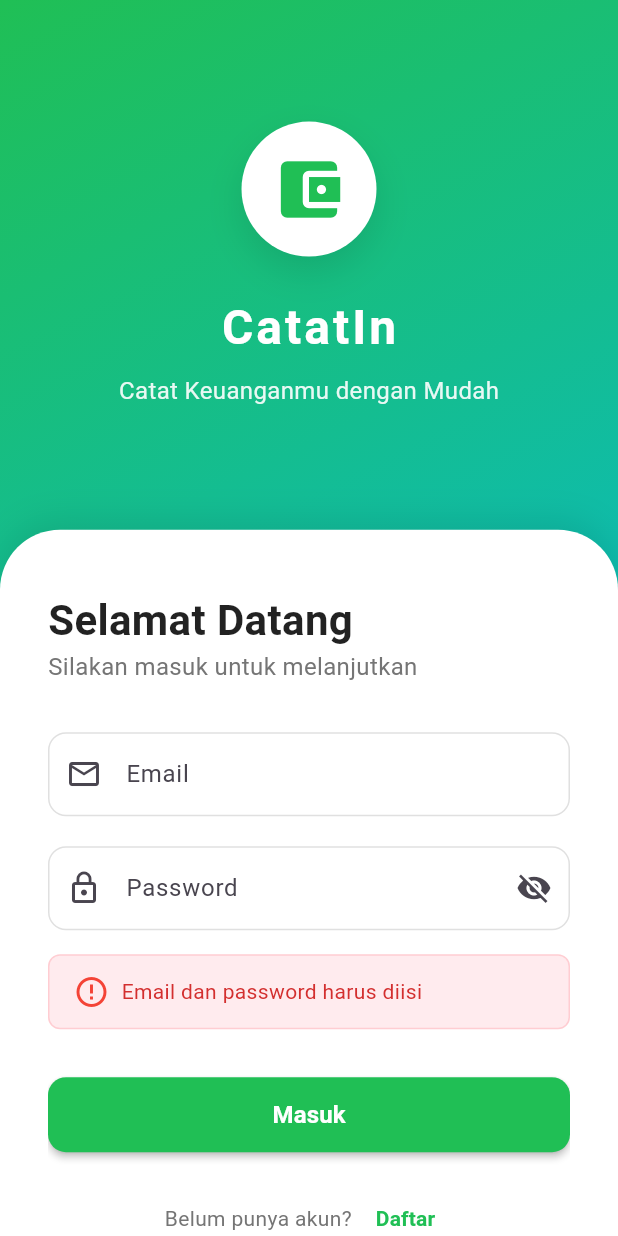
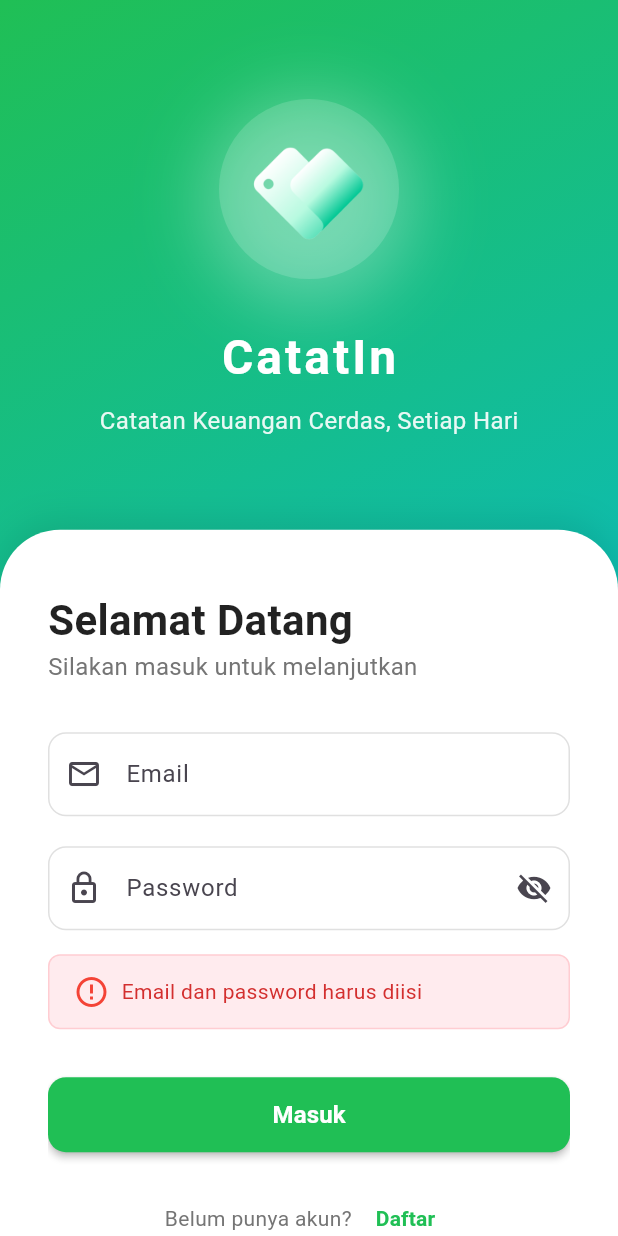
Before and after one commit to danangjune/catatin_app, a Flutter app: the screen it shows after launch, after a tap on "Masuk", on a phone screen of 412 x 824 dp. Run offline on Flutter 3.47's test engine with Material 3 defaults, Android fonts, the phone set to English and light mode, and no system bars; our stand-ins replace cached_network_image, fl_chart, google_fonts, lottie, shared_preferences; accounts and stored records are empty; network calls fail.

Commit message:
CatatIn v.1.2.3 | Update Logo

```diff
--- a/lib/screens/dashboard_screen.dart
+++ b/lib/screens/dashboard_screen.dart
@@ -389,24 +389,13 @@ class _DashboardScreenState extends State<DashboardScreen> {
             ),
           ),
         ),
-        leading: Container(
-          margin: EdgeInsets.all(8),
-          decoration: BoxDecoration(
-            color: Colors.white.withOpacity(0.2),
-            borderRadius: BorderRadius.circular(12),
-            border: Border.all(color: Colors.white.withOpacity(0.1), width: 1),
-            boxShadow: [
-              BoxShadow(
-                color: Colors.black.withOpacity(0.1),
-                blurRadius: 8,
-                offset: Offset(0, 2),
-              ),
-            ],
-          ),
-          child: Icon(
-            Icons.account_balance_wallet_rounded,
-            color: Colors.white,
-            size: 20,
+        leading: Padding(
+          padding: const EdgeInsets.only(left: 12, top: 8, bottom: 8),
+          child: Image.asset(
+            'assets/images/catatin logo.png',
+            width: 32, // Lebih besar biar seimbang dengan teks
+            height: 32,
+            fit: BoxFit.contain,
           ),
         ),
         title: Column(
--- a/lib/screens/login_screen.dart
+++ b/lib/screens/login_screen.dart
@@ -55,24 +55,38 @@ class _LoginScreenState extends State<LoginScreen> {
                   child: Column(
                     mainAxisAlignment: MainAxisAlignment.center,
                     children: [
+                      Stack(
+                        alignment: Alignment.center,
+                        children: [
+                          // Lingkaran glow semi-transparan
                           Container(
-                        padding: EdgeInsets.all(20),
+                            width: 120,
+                            height: 120,
                             decoration: BoxDecoration(
-                          color: Colors.white,
                               shape: BoxShape.circle,
+                              color: Colors.white.withOpacity(
+                                0.15,
+                              ), // Halus dan nyatu
                               boxShadow: [
                                 BoxShadow(
-                              color: Colors.black.withOpacity(0.1),
-                              blurRadius: 20,
-                              offset: Offset(0, 10),
+                                  color: Colors.white.withOpacity(0.3),
+                                  blurRadius: 40,
+                                  spreadRadius: 10,
+                                  offset: Offset(0, 8),
                                 ),
                               ],
                             ),
-                        child: Icon(
-                          Icons.account_balance_wallet,
-                          size: 50,
-                          color: Color(0xFF20BF55),
                           ),
+                          // Logo PNG
+                          Container(
+                            padding: EdgeInsets.all(20),
+                            child: Image.asset(
+                              'assets/images/catatin logo.png',
+                              width: 90,
+                              height: 90,
+                            ),
+                          ),
+                        ],
                       ),
                       SizedBox(height: 24),
                       Text(
@@ -86,7 +100,7 @@ class _LoginScreenState extends State<LoginScreen> {
                       ),
                       SizedBox(height: 8),
                       Text(
-                        'Catat Keuanganmu dengan Mudah',
+                        'Catatan Keuangan Cerdas, Setiap Hari',
                         style: TextStyle(
                           color: Colors.white.withOpacity(0.9),
                           fontSize: 16,
--- a/lib/screens/splash_screen.dart
+++ b/lib/screens/splash_screen.dart
@@ -28,10 +28,10 @@ class _SplashScreenState extends State<SplashScreen>
       vsync: this,
     );
 
-    _fadeAnimation = Tween<double>(
-      begin: 0.0,
-      end: 1.0,
-    ).animate(CurvedAnimation(parent: _controller, curve: Curves.easeInOut));
+    _fadeAnimation = CurvedAnimation(
+      parent: _controller,
+      curve: Curves.easeInOut,
+    );
 
     _slideAnimation = Tween<double>(
       begin: 50.0,
@@ -75,7 +75,7 @@ class _SplashScreenState extends State<SplashScreen>
         child: SafeArea(
           child: Stack(
             children: [
-              // Animated Background Circles
+              // Background Circles
               Positioned(
                 top: -100,
                 right: -100,
@@ -124,23 +124,50 @@ class _SplashScreenState extends State<SplashScreen>
                   builder: (context, child) {
                     return Transform.translate(
                       offset: Offset(0, _slideAnimation.value),
+                      child: Transform.scale(
+                        scale: 0.95 + (_fadeAnimation.value * 0.05),
                         child: Opacity(
                           opacity: _fadeAnimation.value,
                           child: Column(
                             mainAxisAlignment: MainAxisAlignment.center,
                             children: [
-                            // Logo Container
+                              // LOGO + GLOW + AURA
+                              Stack(
+                                alignment: Alignment.center,
+                                children: [
+                                  Container(
+                                    width: 180,
+                                    height: 180,
+                                    decoration: BoxDecoration(
+                                      shape: BoxShape.circle,
+                                      color: Colors.white.withOpacity(0.06),
+                                    ),
+                                  ),
                                   Container(
                                     padding: EdgeInsets.all(10),
+                                    decoration: BoxDecoration(
+                                      shape: BoxShape.circle,
+                                      boxShadow: [
+                                        BoxShadow(
+                                          color: Colors.white.withOpacity(0.25),
+                                          blurRadius: 25,
+                                          spreadRadius: 3,
+                                          offset: Offset(0, 10),
+                                        ),
+                                      ],
+                                    ),
                                     child: Lottie.asset(
                                       'assets/animations/wallet.json',
                                       width: 200,
                                       height: 200,
                                     ),
                                   ),
+                                ],
+                              ),
+
                               SizedBox(height: 10),
 
-                            // App Name with Custom Font
+                              // APP NAME
                               Text(
                                 'CatatIn',
                                 style: GoogleFonts.poppins(
@@ -152,7 +179,7 @@ class _SplashScreenState extends State<SplashScreen>
                               ),
                               SizedBox(height: 16),
 
-                            // Tagline with Glass Effect
+                              // TAGLINE
                               ClipRRect(
                                 borderRadius: BorderRadius.circular(20),
                                 child: BackdropFilter(
@@ -173,7 +200,7 @@ class _SplashScreenState extends State<SplashScreen>
                                       ),
                                     ),
                                     child: Text(
-                                    'Catat Keuanganmu dengan Mudah',
+                                      'Catatan Keuangan Cerdas, Setiap Hari',
                                       style: GoogleFonts.poppins(
                                         color: Colors.white,
                                         fontSize: 16,
@@ -185,7 +212,7 @@ class _SplashScreenState extends State<SplashScreen>
                               ),
                               SizedBox(height: 48),
 
-                            // Custom Loading Indicator
+                              // PROGRESS BAR (tetap kamu punya)
                               Container(
                                 width: 160,
                                 height: 4,
@@ -203,6 +230,7 @@ class _SplashScreenState extends State<SplashScreen>
                             ],
                           ),
                         ),
+                      ),
                     );
                   },
                 ),
--- a/pubspec.yaml
+++ b/pubspec.yaml
@@ -70,6 +70,7 @@ flutter:
   # To add assets to your application, add an assets section, like this:
   assets:
     - assets/animations/wallet.json
+    - assets/animations/wallet_green.json
     - assets/animations/
     - assets/images/
 
```
Also changed, not shown: assets/animations/wallet.json (+1 -1 lines), assets/animations/wallet_green.json (added, +1 -0 lines), assets/images/catatin logo 2.png (added), assets/images/catatin logo.png. Lines whose indentation alone changed are shown as unchanged.
